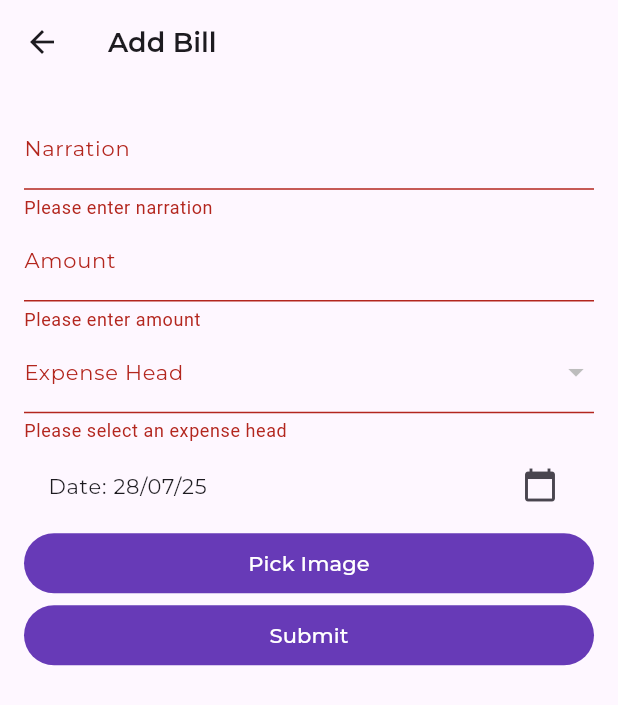
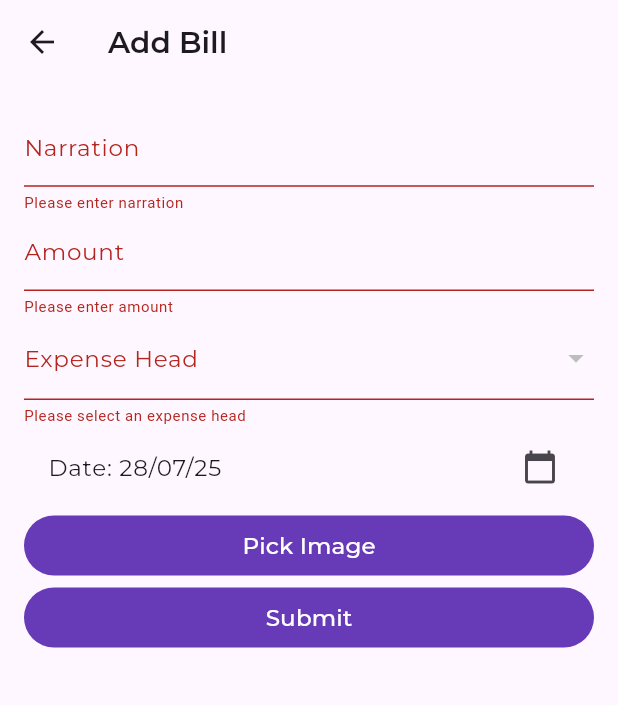
Before and after one commit to FESFPakistan/FESFPakistan_Bill_Log_App, a Flutter app: the AddBillPage screen opened directly, after a tap on "Pick Image", after a tap on "Submit", on a phone screen of 412 x 824 dp. Shown: the top 705 px of the screen. Run offline on Flutter 3.47's test engine with Material 3 defaults, Android fonts, the light colour scheme and no system bars; our stand-ins replace google_fonts, image_cropper, image_picker, shared_preferences; accounts and stored records are empty; network calls fail; Roboto replaces fonts that are missing (GoogleSans).

Commit message:
Update: 5

```diff
--- a/lib/main.dart
+++ b/lib/main.dart
@@ -1,13 +1,32 @@
 import 'package:flutter/material.dart';
 import 'package:petty_cash_app/pages/login_page.dart';
+
+// Utility function for responsive font size
+double getResponsiveFontSize(BuildContext context, double baseFontSize) {
+  final scaleFactor = MediaQuery.of(context).textScaleFactor;
+  final screenWidth = MediaQuery.of(context).size.width;
+  // Base font size scaled by screen width and text scale factor
+  return baseFontSize * scaleFactor * (screenWidth / 375); // 375 as reference width (e.g., iPhone 6)
+}
 
 void main() {
   runApp(MaterialApp(
     home: LoginPage(),
     debugShowCheckedModeBanner: false,
-    theme: ThemeData(
-      fontFamily: 'GoogleSans',
-      primarySwatch: Colors.deepPurple,
-    ),
+    theme: theme(),
   ));
 }
+
+ThemeData theme() {
+  return ThemeData(
+    fontFamily: 'GoogleSans',
+    primarySwatch: Colors.deepPurple,
+    textTheme: const TextTheme(
+      // Define base font sizes that will be scaled
+      titleLarge: TextStyle(fontSize: 18.0), // For AppBar titles
+      bodyLarge: TextStyle(fontSize: 14.0), // For general text
+      bodyMedium: TextStyle(fontSize: 12.0), // For smaller text
+      bodySmall: TextStyle(fontSize: 10.0), // For very small text
+    ),
+  );
+}
--- a/lib/pages/add_bill_page.dart
+++ b/lib/pages/add_bill_page.dart
@@ -6,6 +6,8 @@ import 'package:intl/intl.dart';
 import 'dart:io';
 import 'package:http/http.dart' as http;
 import 'dart:convert';
+import 'package:shared_preferences/shared_preferences.dart';
+import 'package:petty_cash_app/main.dart';
 
 class AddBillPage extends StatefulWidget {
   const AddBillPage({super.key});
@@ -15,7 +17,7 @@ class AddBillPage extends StatefulWidget {
 }
 
 class _AddBillPageState extends State<AddBillPage> {
-  final _formKey = GlobalKey<FormState>(); // Ensure proper typing
+  final _formKey = GlobalKey<FormState>();
   final _narrationController = TextEditingController();
   final _amountController = TextEditingController();
   String? _expenseHead;
@@ -31,19 +33,27 @@ class _AddBillPageState extends State<AddBillPage> {
 
   Future<void> _fetchExpenseHeads() async {
     final url = Uri.parse("https://stage-cash.fesf-it.com/api/expense-heads");
+    final prefs = await SharedPreferences.getInstance();
+    final token = prefs.getString('auth_token') ?? '';
     try {
-      final response = await http.get(url);
+      final response = await http.get(
+        url,
+        headers: {
+          'Content-Type': 'application/json',
+          'Authorization': 'Bearer $token', // Include token in header
+        },
+      );
       if (response.statusCode == 200) {
         final data = jsonDecode(response.body) as List;
         setState(() {
           _expenseHeads = data.map((item) => {'id': item['id'], 'name': item['name'], 'code': item['code']}).toList();
         });
       } else {
-        throw Exception('Failed to load expense heads');
+        throw Exception('Failed to load expense heads: ${response.statusCode}');
       }
     } catch (e) {
       ScaffoldMessenger.of(kontxt()).showSnackBar(
-        SnackBar(content: Text('Error loading expense heads: $e')),
+        SnackBar(content: Text('Error loading expense heads: $e', style: TextStyle(fontSize: getResponsiveFontSize(context, 14.0)))),
       );
     }
   }
@@ -58,15 +68,24 @@ class _AddBillPageState extends State<AddBillPage> {
       context: context,
       builder: (BuildContext context) {
         return SimpleDialog(
-          title: Text('Select Image Source', style: GoogleFonts.montserrat(fontSize: 16, fontWeight: FontWeight.w500)),
+          title: Text(
+            'Select Image Source',
+            style: GoogleFonts.montserrat(fontSize: getResponsiveFontSize(context, 16.0), fontWeight: FontWeight.w500),
+          ),
           children: [
             SimpleDialogOption(
               onPressed: () => Navigator.pop(context, ImageSource.gallery),
-              child: Text('Gallery', style: GoogleFonts.montserrat(fontSize: 14, fontWeight: FontWeight.w400)),
+              child: Text(
+                'Gallery',
+                style: GoogleFonts.montserrat(fontSize: getResponsiveFontSize(context, 14.0), fontWeight: FontWeight.w400),
+              ),
             ),
             SimpleDialogOption(
               onPressed: () => Navigator.pop(context, ImageSource.camera),
-              child: Text('Camera', style: GoogleFonts.montserrat(fontSize: 14, fontWeight: FontWeight.w400)),
+              child: Text(
+                'Camera',
+                style: GoogleFonts.montserrat(fontSize: getResponsiveFontSize(context, 14.0), fontWeight: FontWeight.w400),
+              ),
             ),
           ],
         );
@@ -139,6 +158,9 @@ class _AddBillPageState extends State<AddBillPage> {
             primaryColor: Colors.deepPurple,
             colorScheme: const ColorScheme.light(primary: Colors.deepPurple),
             buttonTheme: const ButtonThemeData(textTheme: ButtonTextTheme.primary),
+            textTheme: TextTheme(
+              bodyLarge: TextStyle(fontSize: getResponsiveFontSize(context, 14.0)),
+            ),
           ),
           child: child!,
         );
@@ -176,32 +198,47 @@ class _AddBillPageState extends State<AddBillPage> {
   Widget build(BuildContext context) {
     return Scaffold(
       appBar: AppBar(
-        title: Text('Add Bill', style: GoogleFonts.montserrat(fontSize: 18, fontWeight: FontWeight.w600)),
+        title: Text(
+          'Add Bill',
+          style: GoogleFonts.montserrat(fontSize: getResponsiveFontSize(context, 18.0), fontWeight: FontWeight.w600),
+        ),
       ),
       body: Padding(
         padding: const EdgeInsets.all(16.0),
         child: Form(
-          key: _formKey, // Ensure the key is correctly applied
+          key: _formKey,
           child: ListView(
             children: [
               TextFormField(
                 controller: _narrationController,
-                decoration: InputDecoration(labelText: 'Narration', labelStyle: GoogleFonts.montserrat(fontSize: 14, fontWeight: FontWeight.w400)),
+                decoration: InputDecoration(
+                  labelText: 'Narration',
+                  labelStyle: GoogleFonts.montserrat(fontSize: getResponsiveFontSize(context, 14.0), fontWeight: FontWeight.w400),
+                ),
                 validator: (value) => value!.isEmpty ? 'Please enter narration' : null,
               ),
               TextFormField(
                 controller: _amountController,
-                decoration: InputDecoration(labelText: 'Amount', labelStyle: GoogleFonts.montserrat(fontSize: 14, fontWeight: FontWeight.w400)),
+                decoration: InputDecoration(
+                  labelText: 'Amount',
+                  labelStyle: GoogleFonts.montserrat(fontSize: getResponsiveFontSize(context, 14.0), fontWeight: FontWeight.w400),
+                ),
                 keyboardType: TextInputType.number,
                 validator: (value) => value!.isEmpty ? 'Please enter amount' : null,
               ),
               DropdownButtonFormField<String>(
                 value: _expenseHead,
-                decoration: InputDecoration(labelText: 'Expense Head', labelStyle: GoogleFonts.montserrat(fontSize: 14, fontWeight: FontWeight.w400)),
+                decoration: InputDecoration(
+                  labelText: 'Expense Head',
+                  labelStyle: GoogleFonts.montserrat(fontSize: getResponsiveFontSize(context, 14.0), fontWeight: FontWeight.w400),
+                ),
                 items: _expenseHeads.map((head) {
                   return DropdownMenuItem<String>(
                     value: head['name'],
-                    child: Text(head['name'], style: GoogleFonts.montserrat(fontSize: 14, fontWeight: FontWeight.w400)),
+                    child: Text(
+                      head['name'],
+                      style: GoogleFonts.montserrat(fontSize: getResponsiveFontSize(context, 14.0), fontWeight: FontWeight.w400),
+                    ),
                   );
                 }).toList(),
                 onChanged: (value) {
@@ -212,7 +249,10 @@ class _AddBillPageState extends State<AddBillPage> {
                 validator: (value) => value == null ? 'Please select an expense head' : null,
               ),
               ListTile(
-                title: Text('Date: ${DateFormat('dd/MM/yy').format(_selectedDate)}', style: GoogleFonts.montserrat(fontSize: 14, fontWeight: FontWeight.w400)),
+                title: Text(
+                  'Date: ${DateFormat('dd/MM/yy').format(_selectedDate)}',
+                  style: GoogleFonts.montserrat(fontSize: getResponsiveFontSize(context, 14.0), fontWeight: FontWeight.w400),
+                ),
                 trailing: const Icon(Icons.calendar_today),
                 onTap: () => _selectDate(context),
               ),
@@ -229,7 +269,10 @@ class _AddBillPageState extends State<AddBillPage> {
                   minimumSize: const Size(150, 40),
                   elevation: 0,
                 ),
-                child: Text('Pick Image', style: GoogleFonts.montserrat(fontSize: 14, fontWeight: FontWeight.w500)),
+                child: Text(
+                  'Pick Image',
+                  style: GoogleFonts.montserrat(fontSize: getResponsiveFontSize(context, 14.0), fontWeight: FontWeight.w500),
+                ),
               ),
               ElevatedButton(
                 onPressed: _submitForm,
@@ -239,7 +282,10 @@ class _AddBillPageState extends State<AddBillPage> {
                   minimumSize: const Size(150, 40),
                   elevation: 0,
                 ),
-                child: Text('Submit', style: GoogleFonts.montserrat(fontSize: 14, fontWeight: FontWeight.w500)),
+                child: Text(
+                  'Submit',
+                  style: GoogleFonts.montserrat(fontSize: getResponsiveFontSize(context, 14.0), fontWeight: FontWeight.w500),
+                ),
               ),
             ],
           ),
```
Also changed, not shown: lib/pages/login_page.dart (+40 -7 lines).
